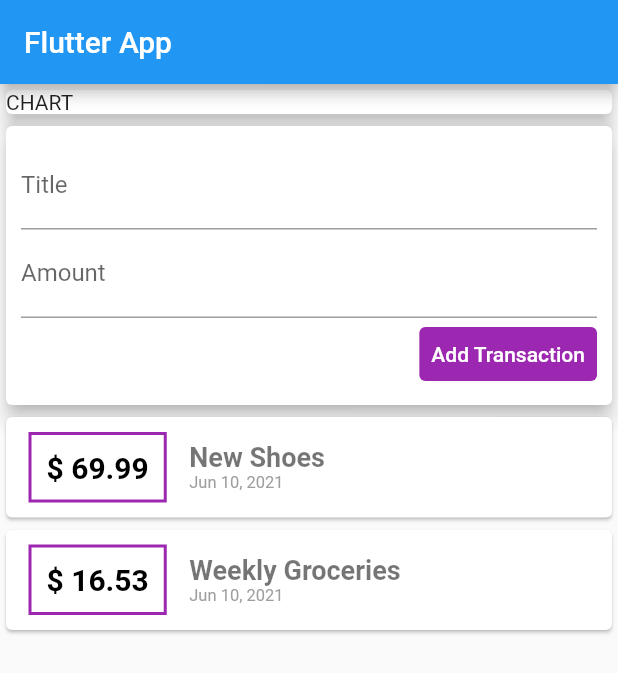
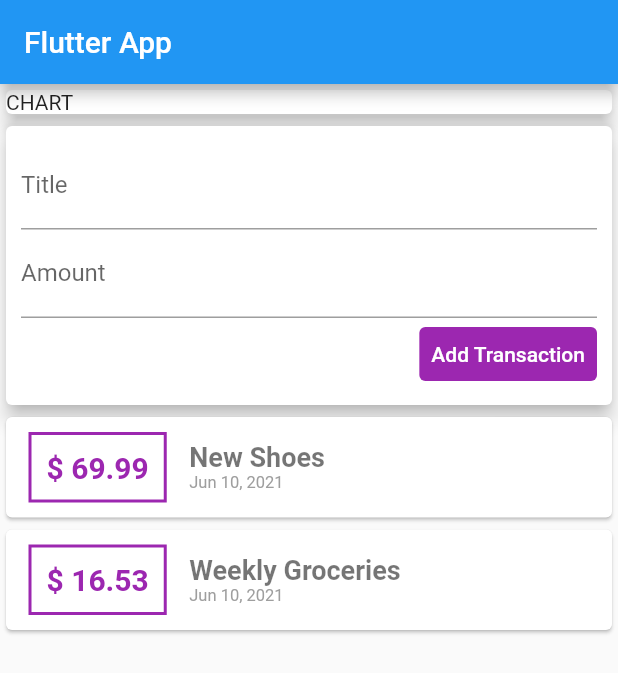
Before and after one commit to KellyEgesa/sample-flutter, a Flutter app: the screen it shows after launch, after a tap on "Add Transaction", on a phone screen of 412 x 824 dp. Shown: the top 673 px of the screen. Run offline on Flutter 3.47's test engine with Material 2 defaults, Android fonts, the phone set to English and light mode, and no system bars.

Commit message:
Added listview

```diff
--- a/lib/main.dart
+++ b/lib/main.dart
@@ -20,7 +20,8 @@ class MyHomePage extends StatelessWidget {
       appBar: AppBar(
         title: Text("Flutter App"),
       ),
-      body: Column(
+      body: SingleChildScrollView(
+        child: Column(
           crossAxisAlignment: CrossAxisAlignment.stretch,
           children: <Widget>[
             Card(
@@ -34,6 +35,7 @@ class MyHomePage extends StatelessWidget {
             UserTransactions()
           ],
         ),
+      ),
     );
   }
 }
--- a/lib/widgets/new_transaction.dart
+++ b/lib/widgets/new_transaction.dart
@@ -3,6 +3,24 @@ import 'package:flutter/material.dart';
 class NewTransaction extends StatelessWidget {
   final titleController = TextEditingController();
   final amountController = TextEditingController();
+
+  final Function addTransaction;
+
+  void submitData() {
+    final enteredTitle = titleController.text;
+    final enteredAmount = double.parse(amountController.text);
+
+    if (enteredTitle.isEmpty || enteredAmount <= 0) {
+      return;
+    }
+
+    addTransaction(
+      enteredTitle,
+      enteredAmount,
+    );
+  }
+
+  NewTransaction(this.addTransaction);
 
   @override
   Widget build(BuildContext context) {
@@ -24,9 +42,11 @@ class NewTransaction extends StatelessWidget {
                 labelText: "Amount",
               ),
               controller: amountController,
+              keyboardType: TextInputType.number,
+              onSubmitted: (_) => submitData,
             ),
             TextButton(
-              onPressed: () => {},
+              onPressed: submitData,
               child: Text(
                 "Add Transaction",
               ),
--- a/lib/widgets/transaction_list.dart
+++ b/lib/widgets/transaction_list.dart
@@ -4,16 +4,17 @@ import 'package:intl/intl.dart';
 import 'package:sample/models/transaction.dart';
 
 class TranscationList extends StatelessWidget {
-  final List<Transaction> _userTransactions;
+  final List<Transaction> transactions;
 
-  TranscationList(this._userTransactions);
+  TranscationList(this.transactions);
 
   @override
   Widget build(BuildContext context) {
-    return Column(
-      children: _userTransactions
-          .map(
-            (transaction) => Card(
+    return Container(
+      height: 450,
+      child: ListView.builder(
+        itemBuilder: (ctx, index) {
+          return Card(
             child: Row(
               children: <Widget>[
                 Container(
@@ -25,11 +26,11 @@ class TranscationList extends StatelessWidget {
                   )),
                   padding: EdgeInsets.all(10),
                   child: Text(
-                      "\$ ${transaction.amount}",
+                    "\$ ${transactions[index].amount}",
                     style: TextStyle(
                       fontWeight: FontWeight.bold,
                       fontSize: 20,
-                        color: Colors.black,
+                      color: Colors.purple,
                     ),
                   ),
                 ),
@@ -37,14 +38,14 @@ class TranscationList extends StatelessWidget {
                   crossAxisAlignment: CrossAxisAlignment.start,
                   children: <Widget>[
                     Text(
-                        transaction.title,
+                      transactions[index].title,
                       style: TextStyle(
                           fontSize: 18,
                           fontWeight: FontWeight.bold,
                           color: Colors.black54),
                     ),
                     Text(
-                        DateFormat.yMMMd().format(transaction.date),
+                      DateFormat.yMMMd().format(transactions[index].date),
                       style: TextStyle(
                         fontSize: 11,
                         color: Colors.grey,
@@ -54,9 +55,10 @@ class TranscationList extends StatelessWidget {
                 )
               ],
             ),
+          );
+        },
+        itemCount: transactions.length,
       ),
-          )
-          .toList(),
     );
   }
 }
--- a/lib/widgets/user_transactions.dart
+++ b/lib/widgets/user_transactions.dart
@@ -9,7 +9,7 @@ class UserTransactions extends StatefulWidget {
 }
 
 class _UserTransactionsState extends State<UserTransactions> {
-  final List<Transaction> transactions = [
+  final List<Transaction> _userTransactions = [
     Transaction(
       id: "t1",
       title: "New Shoes",
@@ -23,10 +23,26 @@ class _UserTransactionsState extends State<UserTransactions> {
       date: DateTime.now(),
     )
   ];
+
+  void _addNewTransaction(String title, double amount) {
+    final newTx = Transaction(
+        id: DateTime.now().toString(),
+        title: title,
+        amount: amount,
+        date: DateTime.now());
+
+    setState(() {
+      _userTransactions.add(newTx);
+    });
+  }
+
   @override
   Widget build(BuildContext context) {
     return Column(
-      children: <Widget>[NewTransaction(), TranscationList(transactions)],
+      children: <Widget>[
+        NewTransaction(_addNewTransaction),
+        TranscationList(_userTransactions)
+      ],
     );
   }
 }
```
Lines whose indentation alone changed are shown as unchanged.
